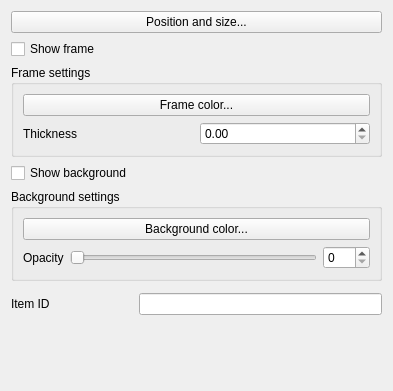
This is src/ui/qgscomposeritemwidgetbase.ui in qgis/QGIS as Qt 5 draws it before an edit. The edited form follows.
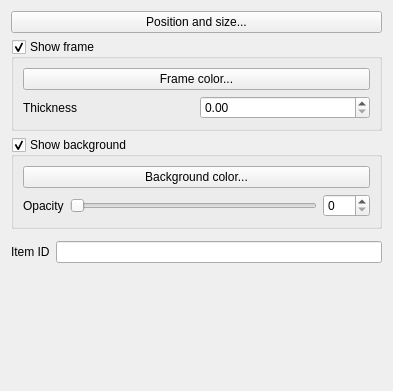
This is the edited form. Custom widgets are drawn as their Qt base class.

Commit message: upgraded to collapsible groupboxes

What changed in the file:
```diff
--- a/src/ui/qgscomposeritemwidgetbase.ui
+++ b/src/ui/qgscomposeritemwidgetbase.ui
@@ -14,17 +14,23 @@
    <string>Form</string>
   </property>
   <layout class="QFormLayout" name="formLayout_2">
-   <item row="1" column="0">
-    <widget class="QCheckBox" name="mFrameCheckBox">
+   <property name="fieldGrowthPolicy">
+    <enum>QFormLayout::AllNonFixedFieldsGrow</enum>
+   </property>
+   <item row="0" column="0" colspan="2">
+    <widget class="QPushButton" name="mPositionButton">
      <property name="text">
+      <string>Position and size...</string>
+     </property>
+    </widget>
+   </item>
+   <item row="1" column="0" colspan="2">
+    <widget class="QgsCollapsibleGroupBox" name="mFrameGroupBox">
+     <property name="title">
       <string>Show frame</string>
      </property>
-    </widget>
-   </item>
-   <item row="2" column="0" colspan="2">
-    <widget class="QGroupBox" name="mFrameBox">
-     <property name="title">
-      <string>Frame settings</string>
+     <property name="checkable">
+      <bool>true</bool>
      </property>
      <layout class="QGridLayout" name="gridLayout_2">
       <item row="0" column="0" colspan="2">
@@ -53,17 +59,19 @@
      </layout>
     </widget>
    </item>
-   <item row="3" column="0">
-    <widget class="QCheckBox" name="mBackgroundCheckBox">
-     <property name="text">
+   <item row="2" column="0" colspan="2">
+    <widget class="QgsCollapsibleGroupBox" name="mBackgroundGroupBox">
+     <property name="title">
       <string>Show background</string>
      </property>
-    </widget>
-   </item>
-   <item row="4" column="0" colspan="2">
-    <widget class="QGroupBox" name="mBackgroundBox">
-     <property name="title">
-      <string>Background settings</string>
+     <property name="flat">
+      <bool>false</bool>
+     </property>
+     <property name="checkable">
+      <bool>true</bool>
+     </property>
+     <property name="checked">
+      <bool>true</bool>
      </property>
      <layout class="QGridLayout" name="gridLayout">
       <item row="0" column="0" colspan="3">
@@ -106,20 +114,20 @@
      </layout>
     </widget>
    </item>
-   <item row="5" column="0" colspan="2">
+   <item row="3" column="0" colspan="2">
     <layout class="QHBoxLayout" name="horizontalLayout"/>
    </item>
-   <item row="7" column="0">
+   <item row="5" column="0">
     <widget class="QLabel" name="mIdLabel">
      <property name="text">
       <string>Item ID</string>
      </property>
     </widget>
    </item>
-   <item row="7" column="1">
+   <item row="5" column="1">
     <widget class="QLineEdit" name="mItemIdLineEdit"/>
    </item>
-   <item row="8" column="0" colspan="2">
+   <item row="6" column="0" colspan="2">
     <spacer name="verticalSpacer">
      <property name="orientation">
       <enum>Qt::Vertical</enum>
@@ -132,15 +140,16 @@
      </property>
     </spacer>
    </item>
-   <item row="0" column="0" colspan="2">
-    <widget class="QPushButton" name="mPositionButton">
-     <property name="text">
-      <string>Position and size...</string>
-     </property>
-    </widget>
-   </item>
   </layout>
  </widget>
+ <customwidgets>
+  <customwidget>
+   <class>QgsCollapsibleGroupBox</class>
+   <extends>QGroupBox</extends>
+   <header>qgscollapsiblegroupbox.h</header>
+   <container>1</container>
+  </customwidget>
+ </customwidgets>
  <resources/>
  <connections>
   <connection>
```
The commit also changes 2 other files.
